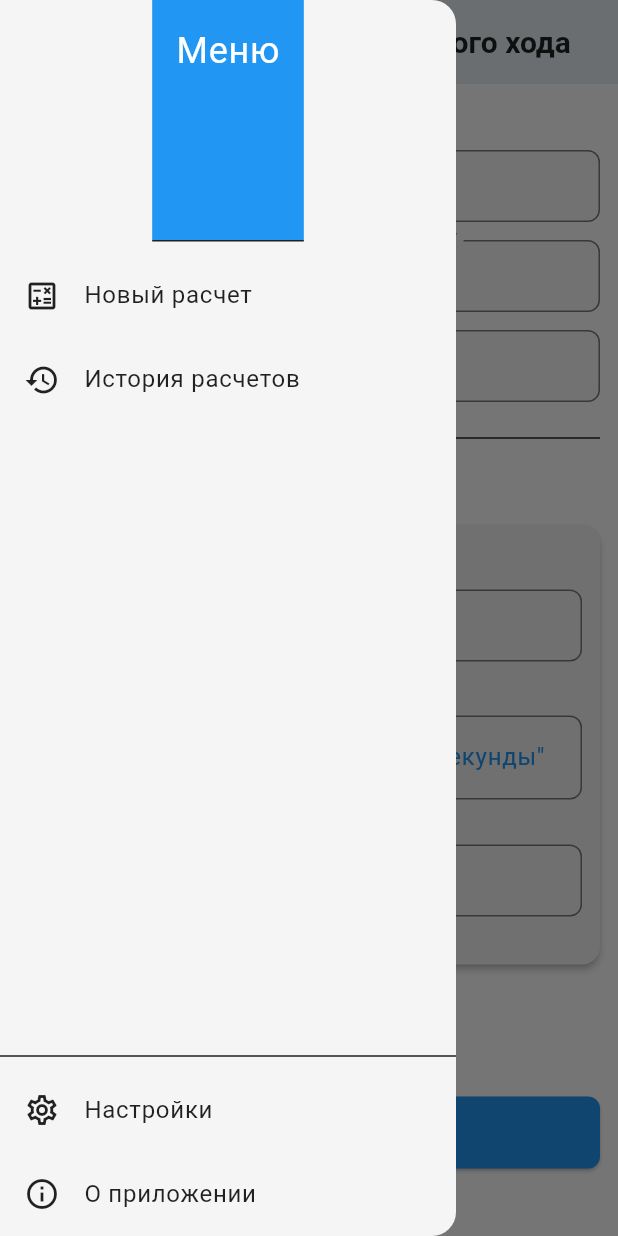
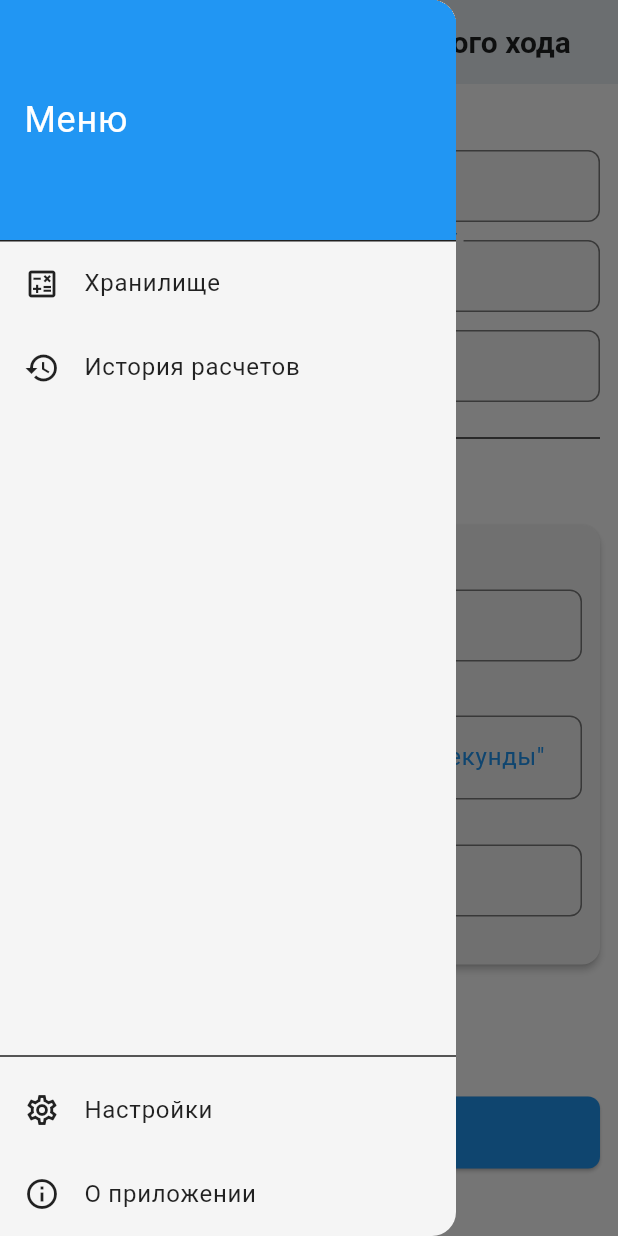
Before and after one commit to DtheCan/TraverseMastery, a Flutter app: the screen it shows after launch, with the side drawer open, on a phone screen of 412 x 824 dp. Run offline on Flutter 3.47's test engine with Material 3 defaults, Android fonts, the phone set to English and light mode, and no system bars; our stand-ins replace share_plus.

Commit message:
Update data_entry_screen.dart update storage_viewer.dart

```diff
--- a/lib/UI/screens/data_entry_screen.dart
+++ b/lib/UI/screens/data_entry_screen.dart
@@ -1,11 +1,11 @@
-// lib/ui/screens/data_entry_screen.dart
 import 'package:flutter/material.dart';
 import 'package:traversemastery/core/services/travers_calculator_service.dart';
 import 'package:traversemastery/models/theodolite_station.dart';
 import 'package:traversemastery/models/traverse_calculation_result.dart';
-import 'package:traversemastery/models/full_traverse_input.dart'; // Наша новая модель
+import 'package:traversemastery/models/full_traverse_input.dart';
 import 'package:traversemastery/ui/screens/calculation_results_screen.dart';
-import 'package:traversemastery/ui/widgets/theodolite_form.dart'; // Наша обновленная форма
+import 'package:traversemastery/ui/widgets/theodolite_form.dart';
+import 'package:traversemastery/ui/screens/storage_viewer.dart';
 
 class DataEntryScreen extends StatefulWidget {
   const DataEntryScreen({super.key});
@@ -97,12 +97,19 @@ class _DataEntryScreenState extends State<DataEntryScreen> {
         centerTitle: true,
       ),
       drawer: Drawer(
+        child: SafeArea(
           child: Column(
             children: <Widget>[
               DrawerHeader(
+                padding: EdgeInsets.zero,
+                margin: EdgeInsets.zero,
                 decoration: BoxDecoration(
                   color: Theme.of(context).colorScheme.primaryContainer,
                 ),
+                child: Container(
+                  width: double.infinity,
+                  alignment: Alignment.centerLeft,
+                  padding: const EdgeInsets.all(16.0),
                   child: Text(
                     'Меню',
                     style: TextStyle(
@@ -111,11 +118,16 @@ class _DataEntryScreenState extends State<DataEntryScreen> {
                     ),
                   ),
                 ),
+              ),
               ListTile(
-              leading: const Icon(Icons.calculate_outlined),
-              title: const Text('Новый расчет'),
+                leading: const Icon(Icons.calculate_outlined), // Или Icons.storage_rounded
+                title: const Text('Хранилище'),
                 onTap: () {
-                Navigator.pop(context);
+                  Navigator.pop(context); // Сначала закрываем Drawer
+                  Navigator.push( // Затем открываем новый экран
+                    context,
+                    MaterialPageRoute(builder: (context) => const StorageViewerScreen()),
+                  );
                 },
               ),
               ListTile(
@@ -126,15 +138,12 @@ class _DataEntryScreenState extends State<DataEntryScreen> {
                   _showErrorSnackBar('Пункт "История расчетов" еще не реализован.');
                 },
               ),
-            // Spacer будет занимать все пространство МЕЖДУ верхними элементами
-            // и нижней группой, обернутой в SafeArea
               const Spacer(),
-            // Оборачиваем нижнюю группу в SafeArea, чтобы учесть системные отступы снизу
               SafeArea(
-              top: false, // Нам не нужен отступ сверху для этой части
-              bottom: true, // Включаем отступ снизу
+                top: false,
+                bottom: true,
                 child: Column(
-                mainAxisSize: MainAxisSize.min, // Чтобы Column занимал минимально необходимое место
+                  mainAxisSize: MainAxisSize.min,
                   children: [
                     const Divider(),
                     ListTile(
@@ -153,14 +162,15 @@ class _DataEntryScreenState extends State<DataEntryScreen> {
                         _showErrorSnackBar('Пункт "О приложении" еще не реализован.');
                       },
                     ),
-                  // const SizedBox(height: 8.0), // Этот отступ теперь будет внутри SafeArea
                   ],
                 ),
               ),
             ],
           ),
         ),
+      ),
       body: SafeArea(
+        // ... остальная часть body ...
         child: _isLoading
             ? const Center(
           child: Column(
```
Also changed, not shown: lib/UI/screens/storage_viewer.dart (added, +126 -0 lines), lib/core/services/storage_viewer.dart (deleted). Lines whose indentation alone changed are shown as unchanged.
